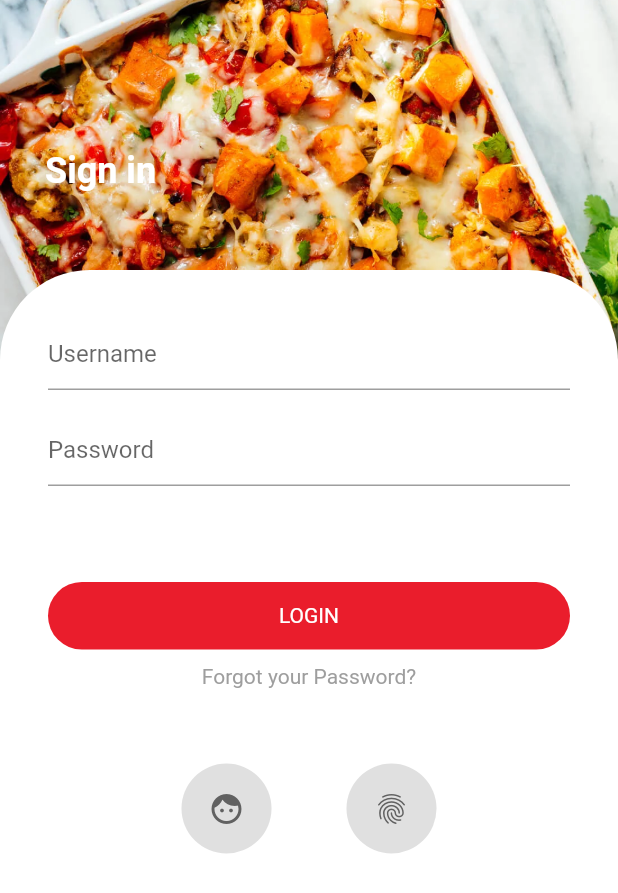
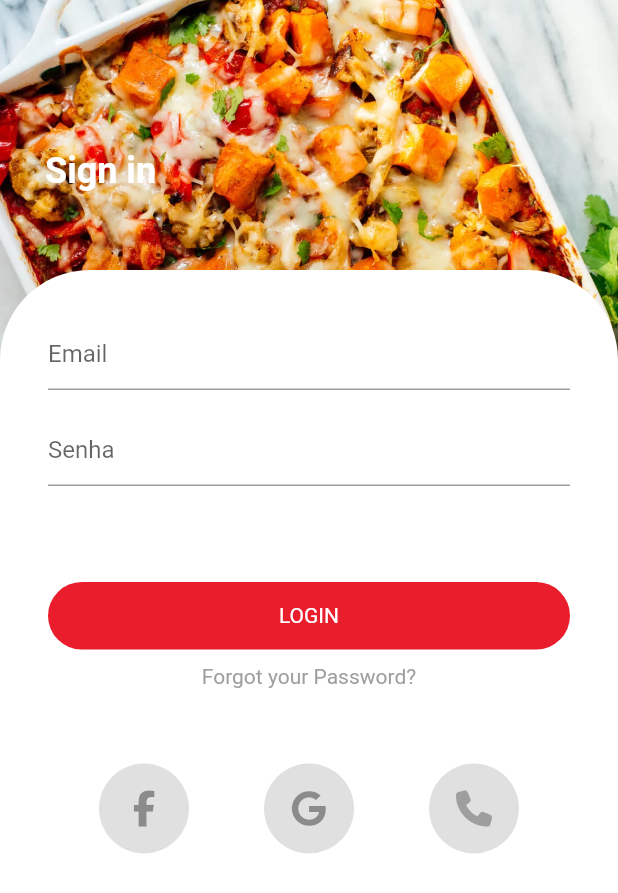
Before and after one commit to felipe-corerato-ifood/flutter-project, a Flutter app: the screen it shows after launch, on a phone screen of 412 x 824 dp. Shown: the top 893 px of the screen. Run offline on Flutter 3.47's test engine with Material 2 defaults, Android fonts, the phone set to English and light mode, and no system bars; our stand-ins replace firebase_auth, font_awesome_flutter; accounts and stored records are empty.

```diff
--- a/flutter_project/lib/screens/login.dart
+++ b/flutter_project/lib/screens/login.dart
@@ -1,6 +1,9 @@
 import 'package:flutter/material.dart';
 // import 'package:flutter/services.dart';
-// import 'package:geolocator/geolocator.dart';
+import 'package:font_awesome_flutter/font_awesome_flutter.dart';
+import 'package:firebase_auth/firebase_auth.dart';
+import 'package:flutter_project/screens/phone_auth.dart';
+import '../widgets/tochable_opacity.dart';
 
 void main() => runApp(MyApp());
 
@@ -22,9 +25,35 @@ class LoginPage extends StatefulWidget {
 class _LoginPageState extends State<LoginPage> {
   final Color primaryRed = const Color.fromRGBO(234, 29, 44, 1);
 
+  final TextEditingController _emailField = TextEditingController();
+  final TextEditingController _passwordField = TextEditingController();
+
+  final FirebaseAuth _firebaseAuth = FirebaseAuth.instance;
+
+  String validateEmail(String value) {
+    Pattern pattern =
+        r'^(([^<>()[\]\\.,;:\s@\"]+(\.[^<>()[\]\\.,;:\s@\"]+)*)|(\".+\"))@((\[[0-9]{1,3}\.[0-9]{1,3}\.[0-9]{1,3}\.[0-9]{1,3}\])|(([a-zA-Z\-0-9]+\.)+[a-zA-Z]{2,}))$';
+    RegExp regex = new RegExp(pattern);
+    if (!regex.hasMatch(value))
+      return 'Enter Valid Email';
+    else
+      return null;
+  }
+
   void initState() {
     // SystemChrome.setEnabledSystemUIOverlays([]);
     super.initState();
+  }
+
+  void _onFormSubmit() {
+    signIn(_emailField.toString(), _passwordField.toString());
+  }
+
+  Future<String> signIn(String email, String password) async {
+    AuthResult result = await _firebaseAuth.signInWithEmailAndPassword(
+        email: email, password: password);
+    FirebaseUser user = result.user;
+    return user.uid;
   }
 
   @override
@@ -41,6 +70,7 @@ class _LoginPageState extends State<LoginPage> {
               height: 240,
               fit: BoxFit.fitWidth,
             ),
+
             Positioned(
               top: 100,
               left: 30,
@@ -53,6 +83,7 @@ class _LoginPageState extends State<LoginPage> {
                   )
                 )
             ),
+
             Positioned(
               top: 180,
               child: Container(
@@ -68,20 +99,26 @@ class _LoginPageState extends State<LoginPage> {
                 ),
                 child: Column(
                   children: <Widget>[
-                    TextField(
+                    TextFormField(
+                      controller: _emailField,
+                      validator: validateEmail,
                       decoration: InputDecoration(
-                        hintText: 'Username'
+                        hintText: 'Email'
                       ),
+                      keyboardType: TextInputType.emailAddress,
                     ),
                     Padding(
                       padding: EdgeInsets.only(top: 16, bottom: 64),
-                      child: TextField(
+                      child: TextFormField(
                         decoration: InputDecoration(
-                          hintText: 'Password'
+                          hintText: 'Senha'
+                        ),
+                        obscureText: true,
                       ),
                     ),
-                    ),
-                    Container(
+
+                    TouchableOpacity(
+                      child: Container(
                         height: 45,
                         width: double.maxFinite,
                         decoration: BoxDecoration(
@@ -94,6 +131,9 @@ class _LoginPageState extends State<LoginPage> {
                           child: Text('LOGIN', style: TextStyle(color: Colors.white)),
                         ),
                       ),
+                      onPress: _onFormSubmit,
+                    ),
+
                     Padding(
                       padding: EdgeInsets.only(top: 10),
                       child: Text("Forgot your Password?", style: TextStyle(color: Colors.grey))
@@ -112,8 +152,12 @@ class _LoginPageState extends State<LoginPage> {
                             borderRadius: BorderRadius.all(Radius.circular(100))
                           ),
                           child: Center(
-                            child: Icon(Icons.face,
-                              color: Colors.grey[700]
+                            child: TouchableOpacity(child:
+                              IconButton(
+                                icon: FaIcon(FontAwesomeIcons.facebookF),
+                                color: Colors.grey[700],
+                                onPressed: null,
+                              ),
                             ),
                           ),
                         ),
@@ -128,8 +172,40 @@ class _LoginPageState extends State<LoginPage> {
                             borderRadius: BorderRadius.all(Radius.circular(100))
                           ),
                           child: Center(
-                            child: Icon(Icons.fingerprint,
-                              color: Colors.grey[700]
+                            child: TouchableOpacity(
+                              child: IconButton(
+                                icon: FaIcon(FontAwesomeIcons.google),
+                                color: Colors.grey[700],
+                                onPressed: null,
+                              ),
+                            ),
+                          ),
+                        ),
+
+                        Container(width: 50),
+
+                        Container(
+                          width: 60,
+                          height: 60,
+                          decoration: BoxDecoration(
+                            color: Colors.grey[300],
+                            borderRadius: BorderRadius.all(Radius.circular(100))
+                          ),
+                          child: Center(
+                            child: TouchableOpacity(
+                              child: IconButton(
+                                icon: FaIcon(FontAwesomeIcons.phone),
+                                color: Colors.grey[500],
+                                onPressed: () {
+                                  showModalBottomSheet(
+                                    context: context,
+                                    isScrollControlled: true,
+                                    builder: (BuildContext bc) {
+                                      return PhoneLogin();
+                                    }
+                                  );
+                                },
+                              ),
                             ),
                           ),
                         ),
--- a/flutter_project/lib/services/authservice.dart
+++ b/flutter_project/lib/services/authservice.dart
@@ -1,5 +1,7 @@
 import 'package:flutter/material.dart';
 import 'package:firebase_auth/firebase_auth.dart';
+
+import 'package:flutter_project/screens/dashboard.dart';
 import 'package:flutter_project/screens/login.dart';
 
 class AuthService {
@@ -8,7 +10,7 @@ class AuthService {
       stream: FirebaseAuth.instance.onAuthStateChanged,
       builder: (BuildContext context, snapshot) {
         // In future there will be an other page to redirect
-        return snapshot.hasData ? LoginPage() : LoginPage();
+        return snapshot.hasData ? DashboardPage() : LoginPage();
       }
     );
   }
```
Lines whose indentation alone changed are shown as unchanged.
